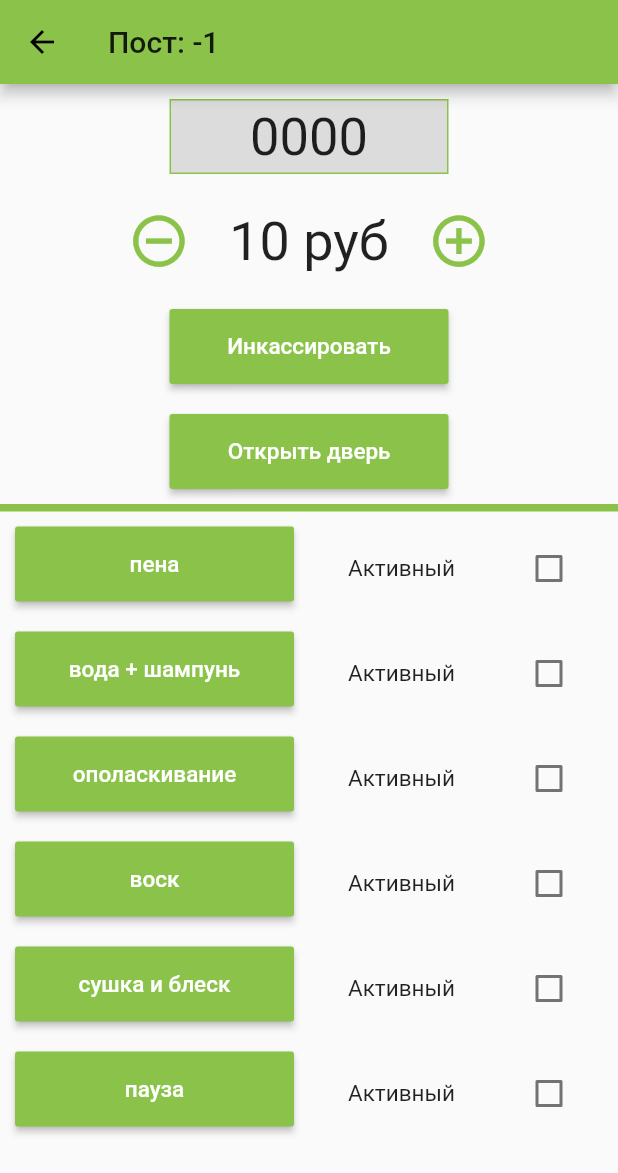
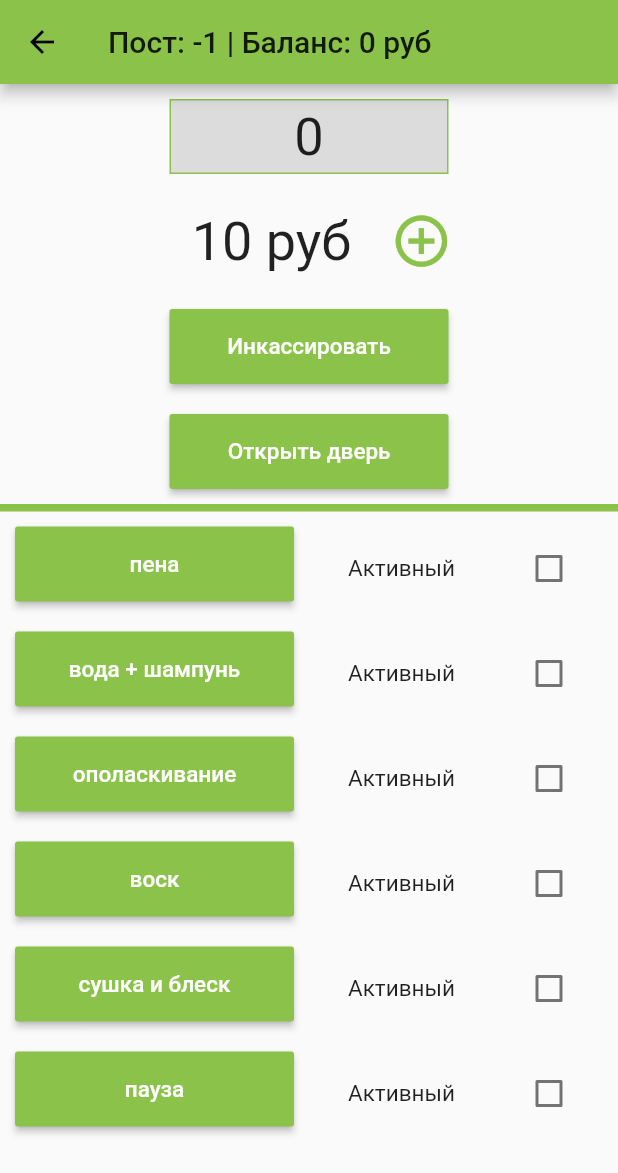
Before and after one commit to OpenRbt/mobile-wash-control, a Flutter app: the HomePage screen opened by its route, after a tap on "-1", on a phone screen of 412 x 824 dp. Shown: the top 1173 px of the screen. Run offline on Flutter 3.47's test engine with Material 2 defaults, Android fonts, the phone set to English and light mode, and no system bars; missing offline and left inert: ping_discover_network, wifi; network calls fail.

Commit message:
SettingsMenu to api, EditPostMenu api fixes

```diff
--- a/lib/EditPostMenu.dart
+++ b/lib/EditPostMenu.dart
@@ -1,11 +1,14 @@
 import 'package:flutter/services.dart';
 import 'package:flutter/material.dart';
 import 'package:mobile_wash_control/CommonElements.dart';
+import 'client/api.dart';
+import 'dart:async';
 
 class PostMenuArgs {
   final int postID;
-  final SessionData client;
-  PostMenuArgs(this.postID, this.client);
+  final String hash;
+  final SessionData sessionData;
+  PostMenuArgs(this.postID, this.hash, this.sessionData);
 }
 
 class EditPostMenu extends StatefulWidget {
@@ -16,8 +19,19 @@ class EditPostMenu extends StatefulWidget {
 }
 
 class _EditPostMenuState extends State<EditPostMenu> {
-  int _total = 0;
+  bool _firstLoad = true;
+  Timer _updateBalanceTimer;
+  int _balance = 0;
 
+  @override
+  void initState() {
+    super.initState();
+  }
+
+  void dispose() {
+    if (_updateBalanceTimer.isActive) _updateBalanceTimer.cancel();
+    super.dispose();
+  }
 
   List<bool> _checkboxList = [false, false, false, false, false, false];
   final List<String> _buttonNames = [
@@ -29,13 +43,36 @@ class _EditPostMenuState extends State<EditPostMenu> {
     "пауза"
   ];
 
+  void _getBalance(SessionData sessionData, int postID) async {
+    try {
+      var args = Args1();
+      args.id = postID;
+      var res = await sessionData.client.stationReportCurrentMoney(args);
+      _balance = res.moneyReport.coins + res.moneyReport.banknotes;
+
+      if (!mounted) {
+        return;
+      }
+      setState(() {});
+    } catch (e) {
+      print(
+          "Exception when calling DefaultApi->/station-report-current-money: $e\n");
+    }
+  }
+
   @override
   Widget build(BuildContext context) {
     final PostMenuArgs postMenuArgs = ModalRoute.of(context).settings.arguments;
 
+    if (_firstLoad) {
+      _updateBalanceTimer = new Timer.periodic(Duration(seconds: 1), (timer) {
+        _getBalance(postMenuArgs.sessionData, postMenuArgs.postID);
+      });
+      _firstLoad = false;
+    }
 
     final AppBar appBar = AppBar(
-      title: Text("Пост: ${postMenuArgs.postID}"),
+      title: Text("Пост: ${postMenuArgs.postID} | Баланс: $_balance руб"),
     );
 
     double screenH = MediaQuery.of(context).size.height;
@@ -54,17 +91,17 @@ class _EditPostMenuState extends State<EditPostMenu> {
           return new SizedBox(
               height: screenH - appBar.preferredSize.height,
               width: screenW,
-              child: _getMenu(screenH > screenW, screenW));
+              child: _getMenu(screenH > screenW, screenW, postMenuArgs));
         },
       ),
     );
   }
 
-  Widget _getMenu(bool isPortrait, double screenW) {
+  Widget _getMenu(bool isPortrait, double screenW, PostMenuArgs postMenuArgs) {
     if (isPortrait) {
       return new ListView(
         children: [
-          _getMainColumn(isPortrait, screenW),
+          _getMainColumn(isPortrait, screenW, postMenuArgs),
           Divider(
             height: 5,
             thickness: 5,
@@ -82,14 +119,15 @@ class _EditPostMenuState extends State<EditPostMenu> {
       return new FittedBox(
           fit: BoxFit.fill,
           child: Row(children: [
-            _getMainColumn(isPortrait, screenW),
+            _getMainColumn(isPortrait, screenW, postMenuArgs),
             _getButtonsColumn(isPortrait, screenW),
             _getCheckBoxColumn(isPortrait, screenW)
           ]));
     }
   }
 
-  Widget _getMainColumn(bool isPortrait, double screenW) {
+  Widget _getMainColumn(
+      bool isPortrait, double screenW, PostMenuArgs postMenuArgs) {
     return new Column(
       children: [
         Padding(
@@ -102,7 +140,7 @@ class _EditPostMenuState extends State<EditPostMenu> {
                 fit: BoxFit.fitHeight,
                 child: Padding(
                   padding: EdgeInsets.all(2),
-                  child: Text("${'0'*(4 - _total.toString().length)+ _total.toString()}"),
+                  child: Text("${_balance.toString()}"),
                 ),
               ),
               decoration: BoxDecoration(
@@ -117,28 +155,25 @@ class _EditPostMenuState extends State<EditPostMenu> {
           child: Row(
             mainAxisAlignment: MainAxisAlignment.center,
             crossAxisAlignment: CrossAxisAlignment.center,
-            children: [
-              SizedBox(
-                height: 50,
-                width: isPortrait ? 50 : (screenW / 3 - 20) / 6,
-                child: Align(
-                    alignment: Alignment.center,
-                    child: FittedBox(
-                      fit: BoxFit.fill,
-                      child: IconButton(
-                        iconSize: 75,
-                        icon: Icon(Icons.remove_circle_outline),
-                        color: Colors.lightGreen,
-                        splashColor: Colors.lightGreenAccent,
-                        onPressed: () {
-                          setState(() {
-                            _total -= 10;
-                            _total = _total < 0 ? 0 : _total;
-                          });
-                        },
-                      ),
-                    )),
-              ),
+            children : [
+              // SizedBox(
+              //   height: 50,
+              //   width: isPortrait ? 50 : (screenW / 3 - 20) / 6,
+              //   child: Align(
+              //       alignment: Alignment.center,
+              //       child: FittedBox(
+              //         fit: BoxFit.fill,
+              //         child: IconButton(
+              //           iconSize: 75,
+              //           icon: Icon(Icons.remove_circle_outline),
+              //           color: Colors.lightGreen,
+              //           splashColor: Colors.lightGreenAccent,
+              //           onPressed: () {
+              //             setState(() {});
+              //           },
+              //         ),
+              //       )),
+              // ),
               SizedBox(
                 height: 50,
                 width: isPortrait ? 150 : (screenW / 3 - 20) / 6 * 4,
@@ -164,8 +199,16 @@ class _EditPostMenuState extends State<EditPostMenu> {
                         splashColor: Colors.lightGreenAccent,
                         onPressed: () {
                           setState(() {
-                            _total += 10;
-                            _total = _total > 9999 ? 9990 : _total;
+                            try {
+                              var args = Args2();
+                              args.hash = postMenuArgs.hash;
+                              args.amount = 10;
+                              var res = postMenuArgs.sessionData.client
+                                  .addServiceAmount(args);
+                            } catch (e) {
+                              print(
+                                  "Exception when calling DefaultApi->/add-service-amount: $e\n");
+                            }
                           });
                         },
                       ),
@@ -190,7 +233,17 @@ class _EditPostMenuState extends State<EditPostMenu> {
                 "Инкассировать",
                 style: TextStyle(fontSize: 15),
               ),
-              onPressed: () {},
+              onPressed: () {
+                try {
+                  var args = Args6();
+                  args.id = postMenuArgs.postID;
+                  var res =
+                      postMenuArgs.sessionData.client.saveCollection(args);
+                } catch (e) {
+                  print(
+                      "Exception when calling DefaultApi->/save-collection: $e\n");
+                }
+              },
             ),
           ),
         ),
@@ -210,7 +263,16 @@ class _EditPostMenuState extends State<EditPostMenu> {
                 "Открыть дверь",
                 style: TextStyle(fontSize: 15),
               ),
-              onPressed: () {},
+              onPressed: () {
+                try {
+                  var args = Args13();
+                  args.stationID = postMenuArgs.postID;
+                  var res = postMenuArgs.sessionData.client.openStation(args);
+                } catch (e) {
+                  print(
+                      "Exception when calling DefaultApi->/open-station: $e\n");
+                }
+              },
             ),
           ),
         ),
--- a/lib/HomePage.dart
+++ b/lib/HomePage.dart
@@ -87,7 +87,7 @@ class _HomePageState extends State<HomePage> {
                         highlightColor: Colors.lightGreenAccent,
                         onPressed: () {
                           var args = PostMenuArgs(
-                              _homePageData[index].id, sessionData);
+                              _homePageData[index].id,_homePageData[index].hash, sessionData);
                           Navigator.pushNamed(context, "/home/editPost",
                               arguments: args);
                         },
```
Also changed, not shown: lib/SettingsMenu.dart (+73 -5 lines), lib/StatisticsMenu.dart (+12 -6 lines).
